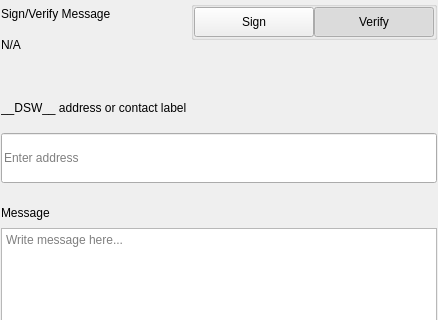
This is src/qt/pivx/settings/forms/settingssignmessagewidgets.ui in decenomy/DSW as Qt 5 draws it before an edit; both pictures show x 0 to 438 and y 0 to 320 of the 438 by 579 pixel window. The edited form follows.
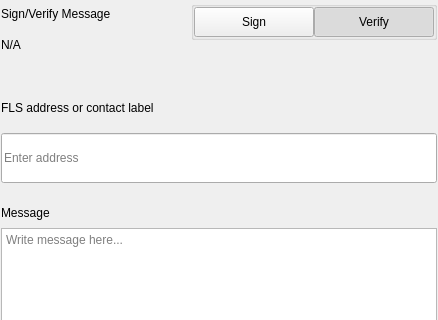
This is the edited form.

```diff
--- a/src/qt/pivx/settings/forms/settingssignmessagewidgets.ui
+++ b/src/qt/pivx/settings/forms/settingssignmessagewidgets.ui
@@ -276,7 +276,7 @@
                </size>
               </property>
               <property name="text">
-               <string>__DSW__ address or contact label</string>
+               <string>FLS address or contact label</string>
               </property>
              </widget>
             </item>
```
